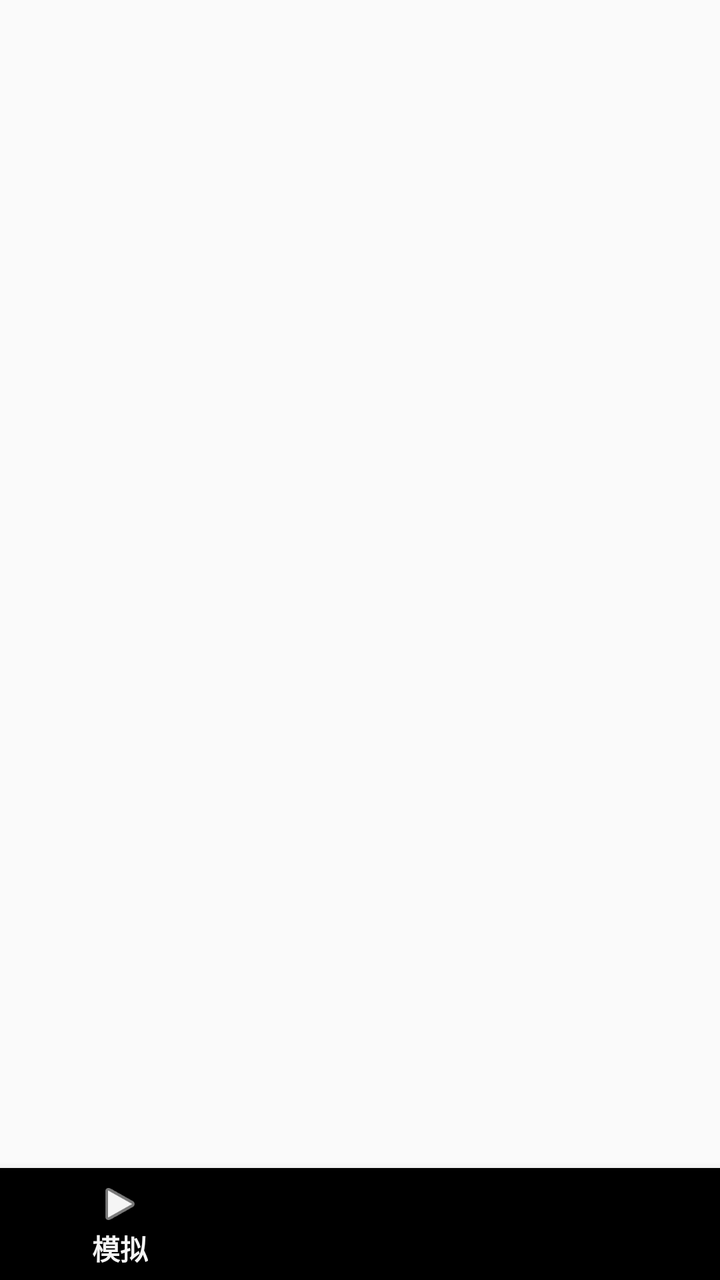
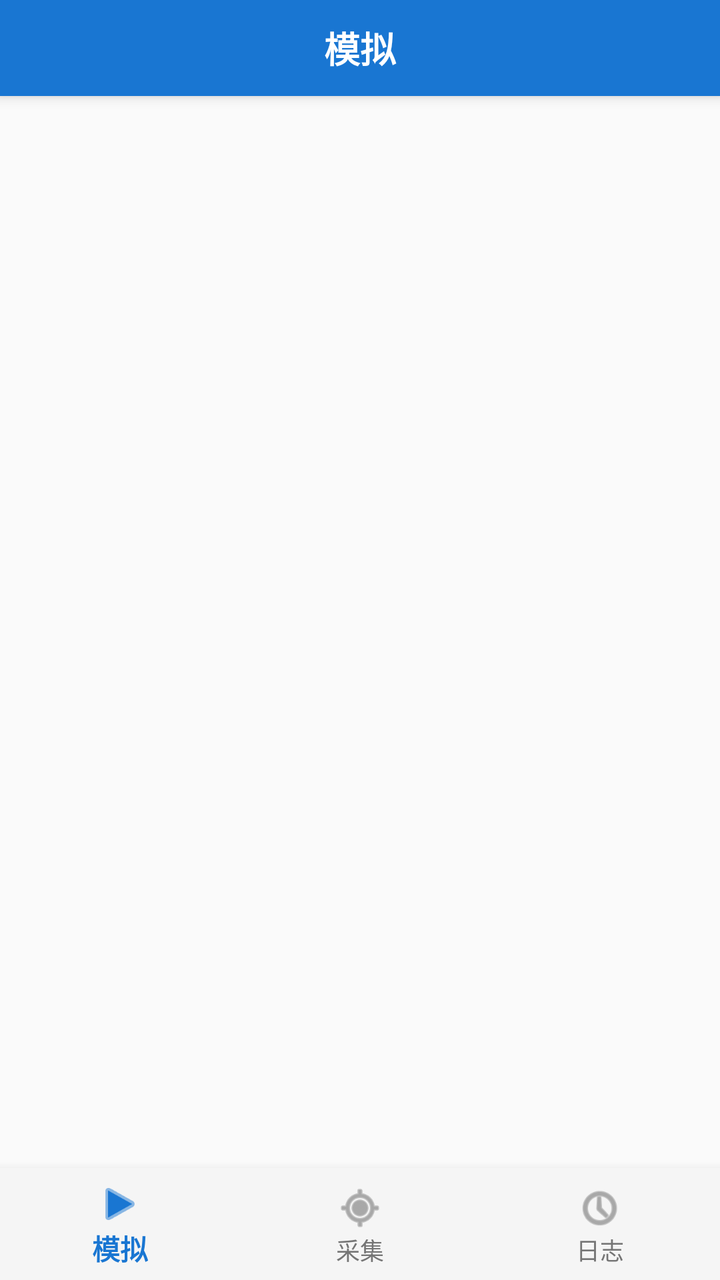

Compare the two renders of this Android layout. The source of the first and the diff that turns it into the second are given below.
<!-- AndroidManifest.xml: activity theme Theme.AppCompat.Light.NoActionBar -->
<!-- res/layout/activity_main.xml -->
<?xml version="1.0" encoding="utf-8"?>
<LinearLayout xmlns:android="http://schemas.android.com/apk/res/android"
    xmlns:app="http://schemas.android.com/apk/res-auto"
    android:layout_width="match_parent"
    android:layout_height="match_parent"
    android:orientation="vertical">

    <androidx.fragment.app.FragmentContainerView
        android:id="@+id/nav_host"
        android:layout_width="match_parent"
        android:layout_height="0dp"
        android:layout_weight="1" />

    <com.google.android.material.bottomnavigation.BottomNavigationView
        android:id="@+id/bottom_nav"
        android:layout_width="match_parent"
        android:layout_height="wrap_content"
        app:menu="@menu/bottom_nav" />

</LinearLayout>
<!-- resources referenced by this layout -->
<resources>

</resources>

<!-- the commit's change to res/layout/activity_main.xml (unified diff, before → after) -->
@@ -4,6 +4,19 @@
     android:layout_width="match_parent"
     android:layout_height="match_parent"
     android:orientation="vertical">
+
+    
+    <TextView
+        android:id="@+id/tv_title"
+        android:layout_width="match_parent"
+        android:layout_height="48dp"
+        android:gravity="center"
+        android:text="模拟"
+        android:textSize="18sp"
+        android:textStyle="bold"
+        android:textColor="#FFFFFF"
+        android:background="#1976D2"
+        android:elevation="4dp" />
 
     <androidx.fragment.app.FragmentContainerView
         android:id="@+id/nav_host"
@@ -15,6 +28,9 @@
         android:id="@+id/bottom_nav"
         android:layout_width="match_parent"
         android:layout_height="wrap_content"
+        android:background="#F5F5F5"
+        app:itemTextColor="@color/nav_text_color"
+        app:itemIconTint="@color/nav_text_color"
         app:menu="@menu/bottom_nav" />
 
 </LinearLayout>
